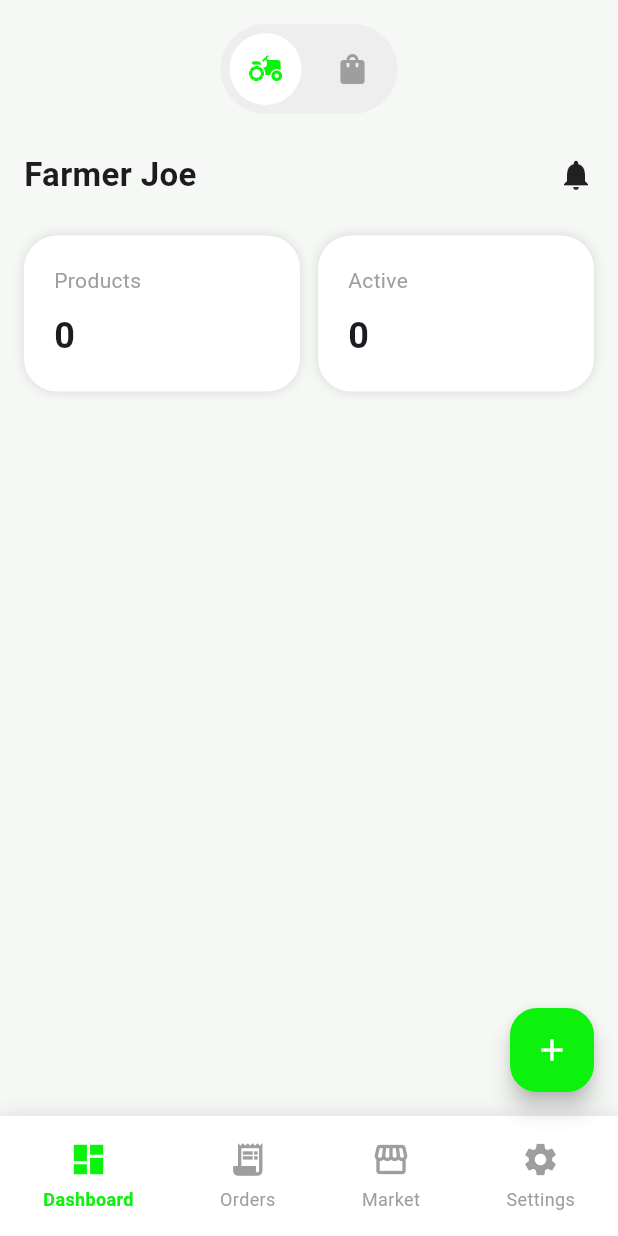
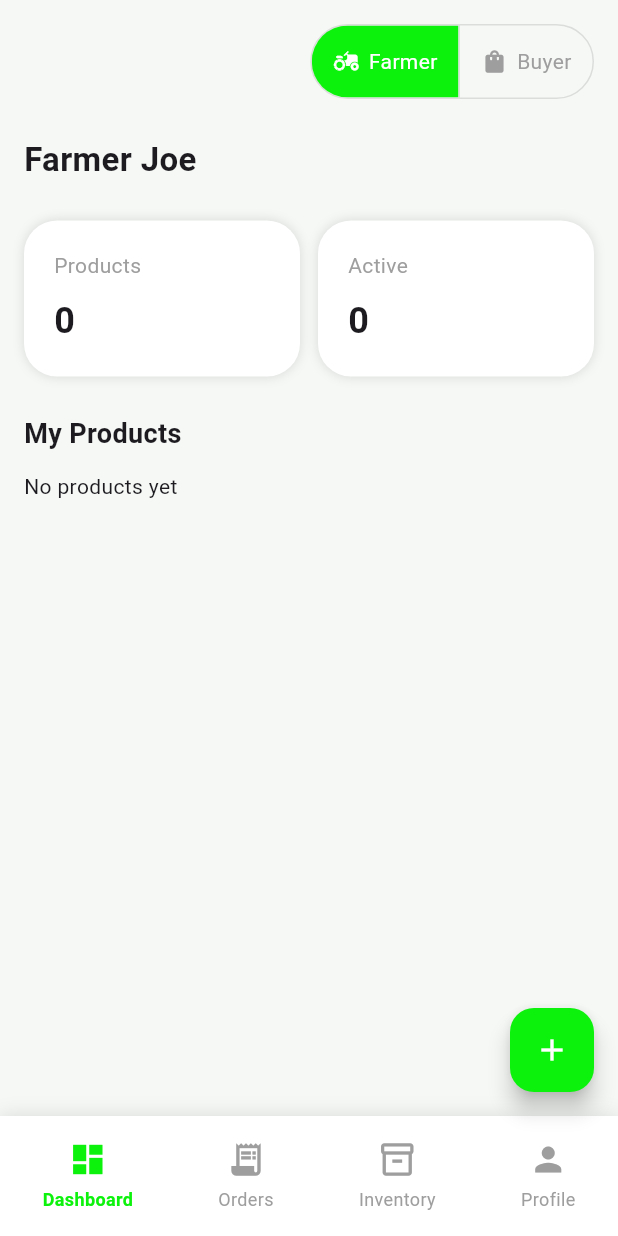
Before and after one commit to Lena-1056/Fresh-Farm-Frontend, a Flutter app: the FarmerDashboard screen opened by its route, on a phone screen of 412 x 824 dp. Run offline on Flutter 3.47's test engine with Material 3 defaults, Android fonts, the phone set to English and light mode, and no system bars; our stand-ins replace geolocator, image_picker; network calls fail; Roboto replaces fonts that are missing (Poppins).

Commit message:
feat: upadted and added inventory page for farmers

```diff
--- a/lib/core/routes.dart
+++ b/lib/core/routes.dart
@@ -1,6 +1,7 @@
 import 'package:flutter/material.dart';
 import 'package:fresh_farm/screens/farmer/completed_orders_screen.dart';
 import 'package:fresh_farm/screens/farmer/inprogress_orders_screen.dart';
+import '../screens/farmer/farmer_inventory_screen.dart';
 
 /// 🔹 Auth Screens
 import '../screens/splash_screen.dart';
@@ -47,10 +48,13 @@ class AppRoutes {
   static const farmerDashboard = "/farmerDashboard";
   static const addProduct = "/addProduct";
   static const farmerOrders = "/farmerOrders";
+  static const farmerInventory = '/farmer-inventory';
 
   // Farmer Orders Tabs
   static const inProgressOrders = "/inProgressOrders";
   static const completedOrders = "/completedOrders";
+  static const analytics = '/analytics';
+  static const profile = '/profile';
 
   // =========================
   // 🔹 BUYER ROUTES
@@ -86,6 +90,7 @@ class AppRoutes {
     farmerOrders: (_) => const FarmerOrdersScreen(),
     inProgressOrders: (_) => const InProgressOrdersScreen(),
     completedOrders: (_) => const CompletedOrdersScreen(),
+    farmerInventory: (_) => const FarmerInventoryScreen(),
 
     // Buyer Screens (if opened separately)
     buyerDashboard: (_) => const BuyerDashboard(),
--- a/lib/models/product_model.dart
+++ b/lib/models/product_model.dart
@@ -15,6 +15,8 @@ class ProductModel {
   final Uint8List? webImage;
   final String? imagePath;
 
+  bool isOnline;
+
   ProductModel({
     required this.name,
     required this.category,
@@ -27,5 +29,6 @@ class ProductModel {
     required this.harvestDate,
     this.webImage,
     this.imagePath,
+    this.isOnline = true,
   });
 }
--- a/lib/providers/product_provider.dart
+++ b/lib/providers/product_provider.dart
@@ -10,4 +10,16 @@ class ProductProvider extends ChangeNotifier {
     _products.add(product);
     notifyListeners();
   }
+
+  /// TOGGLE VISIBILITY
+  void toggleVisibility(int index, bool value) {
+    _products[index].isOnline = value;
+    notifyListeners();
+  }
+
+  /// DELETE (Optional future)
+  void removeProduct(int index) {
+    _products.removeAt(index);
+    notifyListeners();
+  }
 }
--- a/lib/screens/farmer/farmer_dashboard.dart
+++ b/lib/screens/farmer/farmer_dashboard.dart
@@ -1,7 +1,9 @@
+import 'dart:io';
 import 'package:flutter/material.dart';
 import 'package:provider/provider.dart';
 import '../../core/routes.dart';
 import '../../providers/product_provider.dart';
+import '../../models/product_model.dart';
 
 class FarmerDashboard extends StatefulWidget {
   const FarmerDashboard({super.key});
@@ -11,34 +13,36 @@ class FarmerDashboard extends StatefulWidget {
 }
 
 class _FarmerDashboardState extends State<FarmerDashboard> {
+  int selectedIndex = 0;
   String role = "farmer";
-  int selectedIndex = 0;
 
   final Color primaryColor = const Color(0xFF0DF20D);
 
   void _onNavTap(int index) {
-    setState(() {
-      selectedIndex = index;
-    });
+    if (index == 0) return;
 
     if (index == 1) {
       Navigator.pushNamed(context, AppRoutes.farmerOrders);
+    }
+
+    if (index == 2) {
+      Navigator.pushNamed(context, AppRoutes.farmerInventory);
     }
   }
 
   @override
   Widget build(BuildContext context) {
+    // Always keep dashboard highlighted when this screen loads
+    selectedIndex = 0;
+
     return Scaffold(
       backgroundColor: const Color(0xFFF5F8F5),
 
-      /// FLOATING ADD BUTTON WITH CURSOR
+      /// FLOATING ADD BUTTON
       floatingActionButton: MouseRegion(
         cursor: SystemMouseCursors.click,
         child: FloatingActionButton(
           backgroundColor: primaryColor,
-          shape: RoundedRectangleBorder(
-            borderRadius: BorderRadius.circular(18),
-          ),
           onPressed: () {
             Navigator.pushNamed(context, AppRoutes.addProduct);
           },
@@ -56,10 +60,10 @@ class _FarmerDashboardState extends State<FarmerDashboard> {
         child: Row(
           mainAxisAlignment: MainAxisAlignment.spaceAround,
           children: [
-            _bottomNavItem(icon: Icons.dashboard, label: "Dashboard", index: 0),
-            _bottomNavItem(icon: Icons.receipt_long, label: "Orders", index: 1),
-            _bottomNavItem(icon: Icons.storefront, label: "Market", index: 2),
-            _bottomNavItem(icon: Icons.settings, label: "Settings", index: 3),
+            _bottomNavItem(Icons.dashboard, "Dashboard", 0),
+            _bottomNavItem(Icons.receipt_long, "Orders", 1),
+            _bottomNavItem(Icons.inventory_2_outlined, "Inventory", 2),
+            _bottomNavItem(Icons.person, "Profile", 3),
           ],
         ),
       ),
@@ -68,20 +72,48 @@ class _FarmerDashboardState extends State<FarmerDashboard> {
         child: ListView(
           padding: const EdgeInsets.all(16),
           children: [
-            /// ROLE SWITCH
-            Center(
-              child: Container(
-                padding: const EdgeInsets.all(6),
-                decoration: BoxDecoration(
-                  color: Colors.grey.shade200,
-                  borderRadius: BorderRadius.circular(40),
+            /// ================= ROLE SWITCH WITH ICONS =================
+            Align(
+              alignment: Alignment.centerRight,
+              child: MouseRegion(
+                cursor: SystemMouseCursors.click,
+                child: ToggleButtons(
+                  borderRadius: BorderRadius.circular(30),
+                  fillColor: primaryColor,
+                  selectedColor: Colors.white,
+                  color: Colors.grey,
+                  isSelected: [role == "farmer", role == "buyer"],
+                  onPressed: (index) {
+                    if (index == 0) {
+                      setState(() => role = "farmer");
+                    } else {
+                      Navigator.pushReplacementNamed(
+                        context,
+                        AppRoutes.buyerDashboard,
+                      );
+                    }
+                  },
+                  children: const [
+                    Padding(
+                      padding: EdgeInsets.symmetric(horizontal: 14),
+                      child: Row(
+                        children: [
+                          Icon(Icons.agriculture, size: 18),
+                          SizedBox(width: 6),
+                          Text("Farmer"),
+                        ],
                       ),
+                    ),
+                    Padding(
+                      padding: EdgeInsets.symmetric(horizontal: 14),
                       child: Row(
-                  mainAxisSize: MainAxisSize.min,
                         children: [
-                    _roleIconButton(value: "farmer", icon: Icons.agriculture),
-                    const SizedBox(width: 10),
-                    _roleIconButton(value: "buyer", icon: Icons.shopping_bag),
+                          Icon(Icons.shopping_bag, size: 18),
+                          SizedBox(width: 6),
+                          Text("Buyer"),
+                        ],
+                      ),
+                    ),
                   ],
                 ),
               ),
@@ -89,21 +121,14 @@ class _FarmerDashboardState extends State<FarmerDashboard> {
 
             const SizedBox(height: 25),
 
-            /// HEADER
-            Row(
-              mainAxisAlignment: MainAxisAlignment.spaceBetween,
-              children: const [
-                Text(
+            const Text(
               "Farmer Joe",
               style: TextStyle(fontSize: 22, fontWeight: FontWeight.bold),
-                ),
-                Icon(Icons.notifications),
-              ],
             ),
 
             const SizedBox(height: 25),
 
-            /// STATS
+            /// ================= STATS =================
             Consumer<ProductProvider>(
               builder: (context, provider, child) {
                 return Row(
@@ -118,10 +143,37 @@ class _FarmerDashboardState extends State<FarmerDashboard> {
                     Expanded(
                       child: _statCard(
                         "Active",
-                        provider.products.length.toString(),
+                        provider.products
+                            .where((p) => p.isOnline)
+                            .length
+                            .toString(),
                       ),
                     ),
                   ],
+                );
+              },
+            ),
+
+            const SizedBox(height: 25),
+
+            /// ================= MY PRODUCTS =================
+            const Text(
+              "My Products",
+              style: TextStyle(fontSize: 18, fontWeight: FontWeight.bold),
+            ),
+
+            const SizedBox(height: 12),
+
+            Consumer<ProductProvider>(
+              builder: (context, provider, child) {
+                if (provider.products.isEmpty) {
+                  return const Text("No products yet");
+                }
+
+                return Column(
+                  children: provider.products.map((product) {
+                    return _productCard(product);
+                  }).toList(),
                 );
               },
             ),
@@ -131,35 +183,61 @@ class _FarmerDashboardState extends State<FarmerDashboard> {
     );
   }
 
-  /// ROLE BUTTON WITH CURSOR ONLY
-  Widget _roleIconButton({required String value, required IconData icon}) {
-    final bool isSelected = role == value;
-
+  /// ================= PRODUCT CARD =================
+  Widget _productCard(ProductModel product) {
     return MouseRegion(
       cursor: SystemMouseCursors.click,
-      child: GestureDetector(
-        onTap: () {
-          if (value == "buyer") {
-            Navigator.pushReplacementNamed(context, AppRoutes.buyerDashboard);
-          } else {
-            setState(() {
-              role = "farmer";
-            });
-          }
-        },
       child: Container(
+        margin: const EdgeInsets.only(bottom: 14),
         padding: const EdgeInsets.all(12),
         decoration: BoxDecoration(
-            shape: BoxShape.circle,
-            color: isSelected ? Colors.white : Colors.transparent,
+          color: Colors.white,
+          borderRadius: BorderRadius.circular(18),
+          boxShadow: const [BoxShadow(blurRadius: 6, color: Colors.black12)],
         ),
-          child: Icon(icon, color: isSelected ? primaryColor : Colors.grey),
+        child: Row(
+          children: [
+            ClipRRect(
+              borderRadius: BorderRadius.circular(14),
+              child: SizedBox(
+                height: 60,
+                width: 60,
+                child: product.webImage != null
+                    ? Image.memory(product.webImage!, fit: BoxFit.cover)
+                    : product.imagePath != null
+                    ? Image.file(File(product.imagePath!), fit: BoxFit.cover)
+                    : Container(
+                        color: Colors.grey.shade200,
+                        child: const Icon(Icons.image),
+                      ),
+              ),
+            ),
+            const SizedBox(width: 14),
+            Expanded(
+              child: Column(
+                crossAxisAlignment: CrossAxisAlignment.start,
+                children: [
+                  Text(
+                    product.name,
+                    style: const TextStyle(
+                      fontWeight: FontWeight.w600,
+                      fontSize: 15,
+                    ),
+                  ),
+                  const SizedBox(height: 4),
+                  Text(
+                    "₹${product.price.toStringAsFixed(0)} per ${product.quantityType}",
+                    style: const TextStyle(fontWeight: FontWeight.bold),
+                  ),
+                ],
+              ),
+            ),
+          ],
         ),
       ),
     );
   }
 
-  /// STATS CARD
   Widget _statCard(String title, String value) {
     return Container(
       padding: const EdgeInsets.all(20),
@@ -182,12 +260,7 @@ class _FarmerDashboardState extends State<FarmerDashboard> {
     );
   }
 
-  /// BOTTOM NAV ITEM WITH CURSOR ONLY (No Hover Effect)
-  Widget _bottomNavItem({
-    required IconData icon,
-    required String label,
-    required int index,
-  }) {
+  Widget _bottomNavItem(IconData icon, String label, int index) {
     final bool isActive = selectedIndex == index;
 
     return MouseRegion(
--- a/lib/screens/farmer/farmer_orders_screen.dart
+++ b/lib/screens/farmer/farmer_orders_screen.dart
@@ -61,6 +61,11 @@ class _FarmerOrdersScreenState extends State<FarmerOrdersScreen> {
 
     if (index == 0) {
       Navigator.pushReplacementNamed(context, AppRoutes.farmerDashboard);
+    }
+
+    /// ✅ INVENTORY NAVIGATION ADDED
+    if (index == 2) {
+      Navigator.pushReplacementNamed(context, AppRoutes.farmerInventory);
     }
   }
 
@@ -134,8 +139,6 @@ class _FarmerOrdersScreenState extends State<FarmerOrdersScreen> {
           ),
         ),
         const SizedBox(width: 12),
-
-        /// FILTER BUTTON WITH CURSOR
         MouseRegion(
           cursor: SystemMouseCursors.click,
           child: PopupMenuButton<String>(
@@ -201,7 +204,6 @@ class _FarmerOrdersScreenState extends State<FarmerOrdersScreen> {
             const SizedBox(height: 16),
             ...order.items.map((e) => Text(e)).toList(),
             const SizedBox(height: 20),
-
             if (order.status != OrderStatus.completed)
               MouseRegion(
                 cursor: SystemMouseCursors.click,
@@ -272,8 +274,15 @@ class _FarmerOrdersScreenState extends State<FarmerOrdersScreen> {
         children: [
           _bottomNavItem(icon: Icons.dashboard, label: "Dashboard", index: 0),
           _bottomNavItem(icon: Icons.receipt_long, label: "Orders", index: 1),
-          _bottomNavItem(icon: Icons.storefront, label: "Market", index: 2),
-          _bottomNavItem(icon: Icons.settings, label: "Settings", index: 3),
+
+          /// ✅ UPDATED INVENTORY ICON
+          _bottomNavItem(
+            icon: Icons.inventory_2_outlined,
+            label: "Inventory",
+            index: 2,
+          ),
+
+          _bottomNavItem(icon: Icons.person, label: "Profile", index: 3),
         ],
       ),
     );
```
Also changed, not shown: lib/screens/farmer/farmer_inventory_screen.dart (added, +484 -0 lines). Lines whose indentation alone changed are shown as unchanged.
